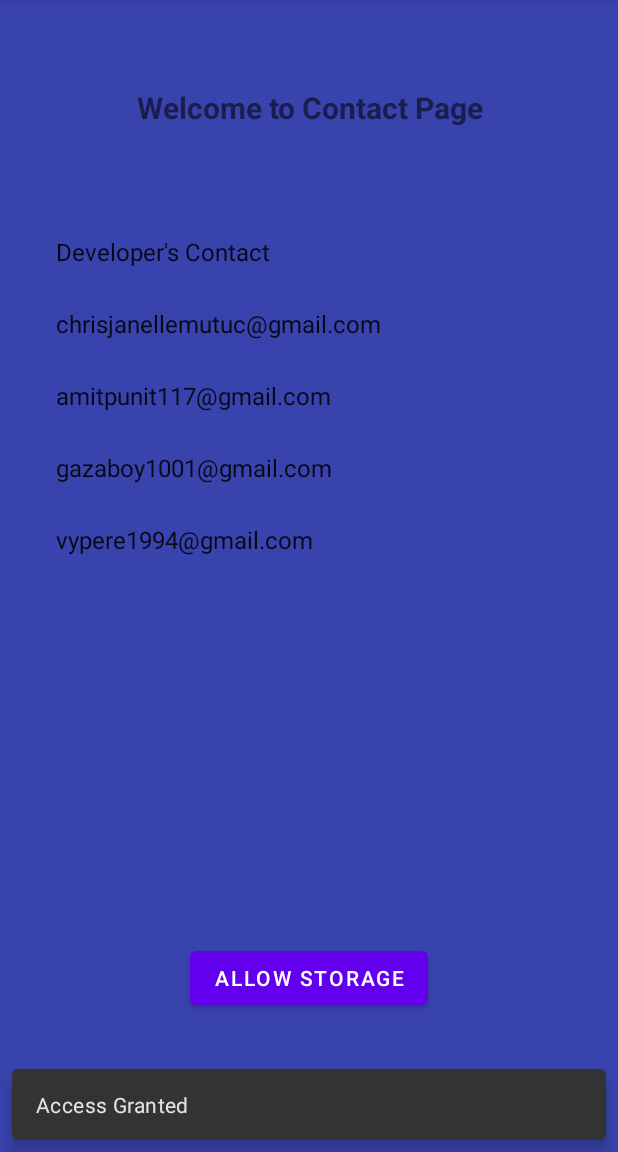
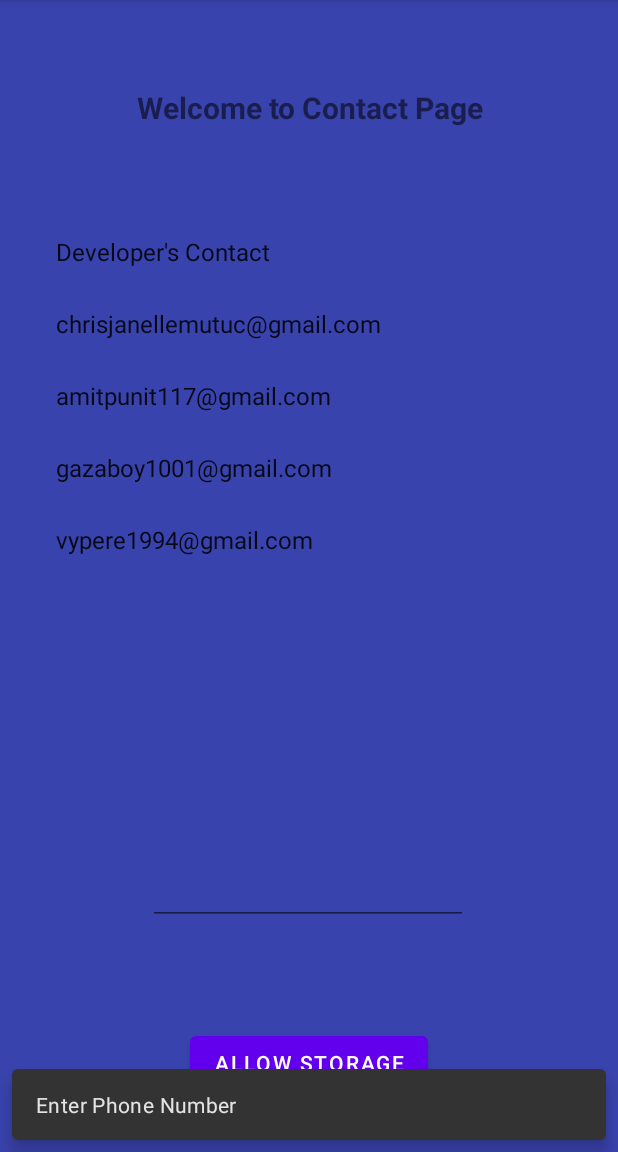
Before and after one commit to AmitRamotar117/SmartBlindAddon, an Android app: the fragment ContactFragment shown on its own in the app's theme, after a tap on "ALLOW STORAGE", on a phone screen of 412 x 824 dp, the part 84-1236 px from its top. Run offline under Robolectric (Android 15) with nearby library versions, the phone set to English and light mode, and no system bars; 1 statement that could not run was skipped.

Commit message:
Changed runtime service from storage to make phonecall added edit text field to apply number and make call with a button.

```diff
--- a/smartblind/src/main/AndroidManifest.xml
+++ b/smartblind/src/main/AndroidManifest.xml
@@ -3,7 +3,7 @@
     package="ca.t10.blinddev.it.smartblindaddon">
 
     <uses-permission android:name="android.permission.READ_EXTERNAL_STORAGE" />
-
+    <uses-permission android:name="android.permission.CALL_PHONE"/>
     <application
         android:allowBackup="true"
         android:icon="@mipmap/ic_launcher"
--- a/smartblind/src/main/java/ca/t10/blinddev/it/smartblindaddon/ui/contact/ContactFragment.java
+++ b/smartblind/src/main/java/ca/t10/blinddev/it/smartblindaddon/ui/contact/ContactFragment.java
@@ -15,6 +15,7 @@ import android.view.ViewGroup;
 import android.widget.AdapterView;
 import android.widget.ArrayAdapter;
 import android.widget.Button;
+import android.widget.EditText;
 import android.widget.ListView;
 import android.widget.TextView;
 import android.widget.Toast;
@@ -39,7 +40,9 @@ public class ContactFragment extends Fragment {
 
     private FragmentContactBinding binding;
     private Button permissionBtn;
-    public static final int PERMISSIONS_REQUEST_READ_STORAGE = 1;
+    public static final int REQUEST_CALLS = 1;
+    private EditText mEditText;
+
 
     public View onCreateView(@NonNull LayoutInflater inflater,
                              ViewGroup container, Bundle savedInstanceState) {
@@ -48,6 +51,8 @@ public class ContactFragment extends Fragment {
 
         binding = FragmentContactBinding.inflate(inflater, container, false);
         View root = binding.getRoot();
+        mEditText = root.findViewById(R.id.editText);
+
 
         permissionBtn = root.findViewById(R.id.dialerButton);
         listView = root.findViewById(R.id.devsList);
@@ -63,12 +68,7 @@ public class ContactFragment extends Fragment {
         listView.setAdapter(arrayAdapter);
 
 
-      /*  listView.setOnItemClickListener(new AdapterView.OnItemClickListener() {
-            @Override
-            public void onItemClick(AdapterView<?> adapterView, View view, int i, long l) {
-                Toast.makeText(this,"email clicked"+i+" "+arrayList.get(i).toString(),Toast.LENGTH_LONG).show();
-            }
-        });*/
+
 
 
 
@@ -76,7 +76,7 @@ public class ContactFragment extends Fragment {
       permissionBtn.setOnClickListener(new View.OnClickListener() {
             @Override
             public void onClick(View view) {
-                requestStoragePermission();
+                makePhoneCall();
             }
         });
 
@@ -85,69 +85,48 @@ public class ContactFragment extends Fragment {
 
 
 
-
-
         return root;
     }
-    private void getAccess() {
+    private void phoneNumber() {
 
         Snackbar snackbar = Snackbar
-                .make(getActivity().findViewById(android.R.id.content), "Access Granted", Snackbar.LENGTH_LONG);
+                .make(getActivity().findViewById(android.R.id.content), "Enter Phone Number", Snackbar.LENGTH_LONG);
         snackbar.show();
     }
 
     private void denied(){
         Snackbar snackbar = Snackbar
-                .make(getActivity().findViewById(android.R.id.content), "Denied", Snackbar.LENGTH_LONG);
+                .make(getActivity().findViewById(android.R.id.content), "Access Denied", Snackbar.LENGTH_LONG);
         snackbar.show();
 
     }
 
-    //request permission to open contacts
-    public void requestStoragePermission() {
-
-            if (ContextCompat.checkSelfPermission(getActivity(), Manifest.permission.READ_EXTERNAL_STORAGE) != PackageManager.PERMISSION_GRANTED) {
-                if (ActivityCompat.shouldShowRequestPermissionRationale(getActivity(),
-                        Manifest.permission.READ_EXTERNAL_STORAGE)) {
-                    AlertDialog.Builder builder = new AlertDialog.Builder(getActivity());
-                    builder.setTitle(R.string.permission_storage_title);
-                    builder.setPositiveButton(R.string.enable, null);
-                    builder.setMessage(R.string.prompt1);
-                    builder.setOnDismissListener(new DialogInterface.OnDismissListener() {
-                        @TargetApi(Build.VERSION_CODES.M)
-                        @Override
-                        public void onDismiss(DialogInterface dialog) {
-                            requestPermissions(
-                                    new String[]
-                                            {Manifest.permission.READ_EXTERNAL_STORAGE}
-                                    , PERMISSIONS_REQUEST_READ_STORAGE);
-                        }
-                    });
-                    builder.show();
-                } else {
-                    ActivityCompat.requestPermissions(getActivity(),
-                            new String[]{Manifest.permission.READ_EXTERNAL_STORAGE},
-                            PERMISSIONS_REQUEST_READ_STORAGE);
-                }
-            } else {
-                getAccess();
+    private void makePhoneCall(){
+        String number = mEditText.getText().toString();
+        if (number.trim().length() >0){
+            if (ContextCompat.checkSelfPermission(getActivity(), Manifest.permission.CALL_PHONE) != PackageManager.PERMISSION_GRANTED) {
+                ActivityCompat.requestPermissions(getActivity(), new String[]{Manifest.permission.CALL_PHONE},REQUEST_CALLS);
+              } else {
+               String dial = "tel:" + number;
+               startActivity(new Intent(Intent.ACTION_CALL, Uri.parse(dial)));
             }
 
+        }else{
+          phoneNumber();
+        }
     }
+
+
     @Override
     public void onRequestPermissionsResult(int requestCode,
                                            String permissions[], int[] grantResults) {
-        switch (requestCode) {
-            case PERMISSIONS_REQUEST_READ_STORAGE: {
-                if (grantResults.length > 0
-                        && grantResults[0] == PackageManager.PERMISSION_GRANTED) {
-                    getAccess();
-                } else {
-                          denied();
-                }
-                return;
-            }
-        }
+   if (requestCode == REQUEST_CALLS){
+       if (grantResults.length>0&& grantResults[0]== PackageManager.PERMISSION_GRANTED){
+           makePhoneCall();
+       }else{
+           denied();
+       }
+   }
     }
 
 
--- a/smartblind/src/main/res/layout/fragment_contact.xml
+++ b/smartblind/src/main/res/layout/fragment_contact.xml
@@ -33,7 +33,7 @@
         app:layout_constraintEnd_toEndOf="parent"
         app:layout_constraintStart_toStartOf="parent"
         app:layout_constraintTop_toTopOf="parent"
-        app:layout_constraintVertical_bias="0.872" />
+        app:layout_constraintVertical_bias="0.951" />
 
     <ListView
         android:id="@+id/devsList"
@@ -48,5 +48,19 @@
         android:divider="@null"
         android:dividerHeight="0dp"/>
 
+    <EditText
+        android:id="@+id/editText"
+        android:layout_width="wrap_content"
+        android:layout_height="wrap_content"
+        android:ems="10"
+        android:inputType="number"
+        android:text=""
+        app:layout_constraintBottom_toBottomOf="parent"
+        app:layout_constraintEnd_toEndOf="parent"
+        app:layout_constraintHorizontal_bias="0.497"
+        app:layout_constraintStart_toStartOf="parent"
+        app:layout_constraintTop_toTopOf="parent"
+        app:layout_constraintVertical_bias="0.791" />
+
 
 </androidx.constraintlayout.widget.ConstraintLayout>
```
